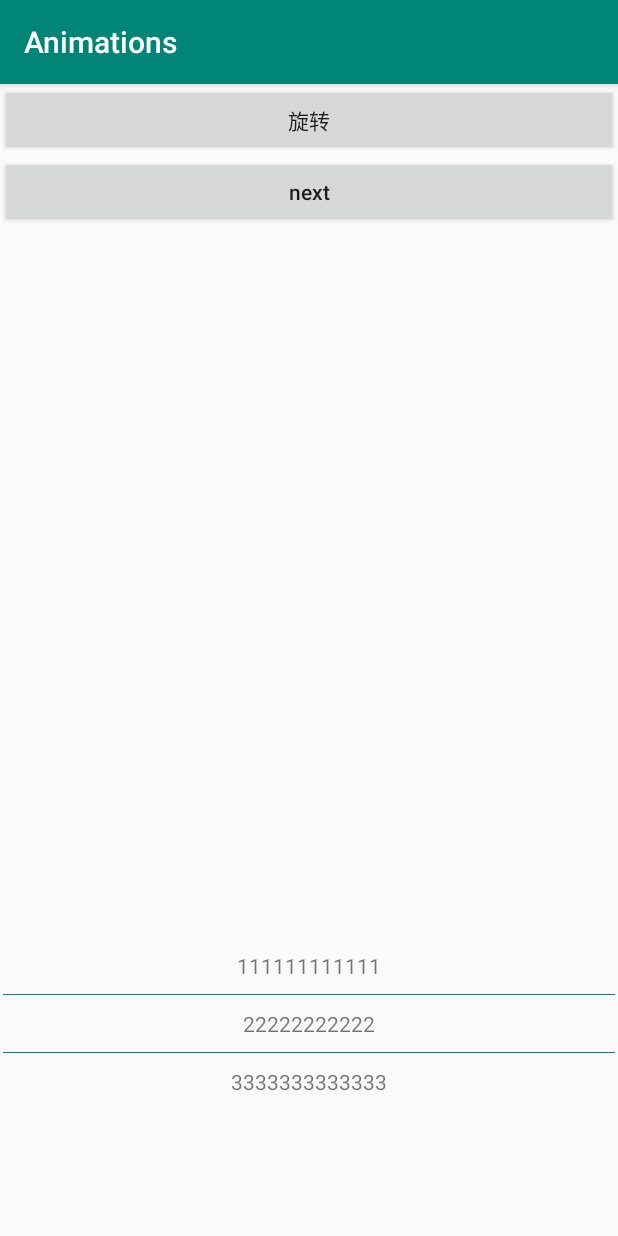
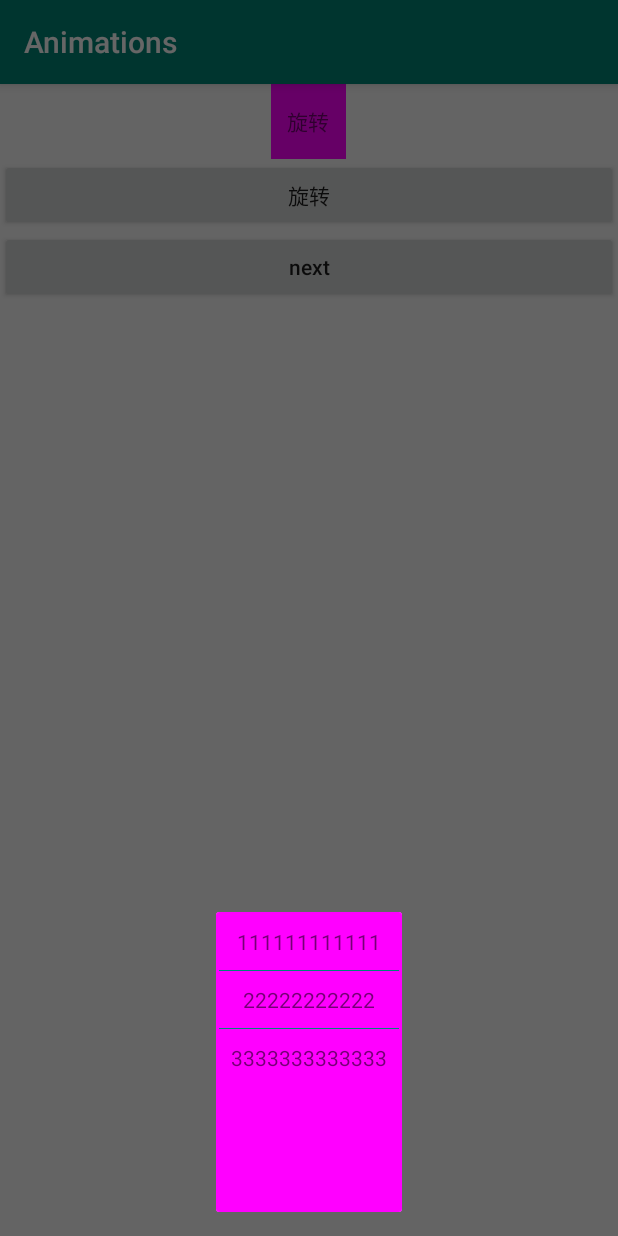
Before and after one commit to zhougan870822/animations, an Android app: the screen it shows after launch (MainActivity), after a tap on "旋转", on a phone screen of 412 x 824 dp. Run offline under Robolectric (Android 15) with nearby library versions, the phone set to English and light mode, and no system bars.

Commit message:
添加一些动画2

```diff
--- a/animations/src/main/res/anim/anim_circle.xml
+++ b/animations/src/main/res/anim/anim_rotate_circle.xml
@@ -2,7 +2,7 @@
 <set xmlns:android="http://schemas.android.com/apk/res/android"
     android:shareInterpolator="false"
     >
-
+    <!--旋转-->
     <rotate
         android:duration="1200"
         android:fromDegrees="0"
--- a/app/src/main/java/com/zhoug/animations/module/MainActivity.java
+++ b/app/src/main/java/com/zhoug/animations/module/MainActivity.java
@@ -1,37 +1,61 @@
 package com.zhoug.animations.module;
 
+import android.app.Dialog;
 import android.content.Intent;
+import android.os.Build;
 import android.support.v7.app.AppCompatActivity;
 import android.os.Bundle;
+import android.view.Gravity;
 import android.view.View;
+import android.view.WindowManager;
+import android.view.animation.Animation;
+import android.view.animation.AnimationUtils;
 
 public class MainActivity extends AppCompatActivity {
     private View bottomView;
+    private View tv;
 
     @Override
     protected void onCreate(Bundle savedInstanceState) {
         super.onCreate(savedInstanceState);
         setContentView(R.layout.activity_main);
-        bottomView=findViewById(R.id.ll_bottom);
+        bottomView = findViewById(R.id.ll_bottom);
+        tv = findViewById(R.id.tv);
 
         addListener();
+
+        Animation animation = AnimationUtils.loadAnimation(this, R.anim.anim_rotate_circle);
+        animation.setDuration(3000);
+
+        tv.startAnimation(animation);
     }
 
-    private void addListener(){
+    private void addListener() {
 
-        findViewById(R.id.btn1).setOnClickListener(v->{
-            if(bottomView.getVisibility()==View.GONE){
-                bottomView.setVisibility(View.VISIBLE);
-            }else{
-                bottomView.setVisibility(View.GONE);
-            }
+        findViewById(R.id.btn1).setOnClickListener(v -> {
+            Dialog dialog = new Dialog(this);
+            WindowManager.LayoutParams attributes = dialog.getWindow().getAttributes();
+            attributes.gravity = Gravity.BOTTOM;
+            dialog.getWindow().setAttributes(attributes);
+            dialog.setContentView(R.layout.dialog_view);
+            dialog.getWindow().setWindowAnimations(R.style.anim_show_from_bottom);
+            dialog.show();
 
         });
 
-        findViewById(R.id.btn2).setOnClickListener(v->{
-            Intent intent=new Intent(this,NextActivity.class);
+        findViewById(R.id.btn2).setOnClickListener(v -> {
+            Intent intent = new Intent(this, NextActivity.class);
+            Bundle translateBundle = new Bundle();
 
-            startActivity(intent);
+            if (Build.VERSION.SDK_INT >= Build.VERSION_CODES.JELLY_BEAN) {
+                startActivity(intent,translateBundle );
+            }else{
+                startActivity(intent);
+            }
+            //需要在startAtivity方法或者是finish方法调用之后执行
+            //参数1:启动的activity显示动画
+            //参数2:本activity退出动画,
+            overridePendingTransition(R.anim.anim_popu_in_top,R.anim.anim_popu_out );
 
         });
 
--- a/app/src/main/res/layout/activity_main.xml
+++ b/app/src/main/res/layout/activity_main.xml
@@ -6,6 +6,19 @@
     android:layout_height="match_parent"
     android:orientation="vertical"
     tools:context=".MainActivity">
+   <LinearLayout
+       android:layout_width="match_parent"
+       android:layout_height="wrap_content"
+       android:orientation="vertical">
+        <TextView
+            android:id="@+id/tv"
+            android:layout_width="50dp"
+            android:layout_height="50dp"
+            android:text="旋转"
+            android:layout_gravity="center_horizontal"
+            android:gravity="center"
+            android:background="#ff00ff"
+            />
 
        <Button
            android:id="@+id/btn1"
@@ -13,6 +26,8 @@
            android:layout_height="wrap_content"
            android:text="旋转"
            />
+
+
 
        <Button
            android:id="@+id/btn2"
@@ -22,6 +37,7 @@
            android:layout_below="@id/btn1"
            android:textAllCaps="false"
            />
+   </LinearLayout>
 
     <LinearLayout
         android:id="@+id/ll_bottom"
@@ -33,6 +49,8 @@
         android:dividerPadding="2dp"
         android:showDividers="middle"
         android:visibility="gone"
+        tools:visibility="visible"
+        android:background="#ff00ff"
         >
         <TextView
             android:layout_width="match_parent"
--- a/app/src/main/res/layout/activity_next.xml
+++ b/app/src/main/res/layout/activity_next.xml
@@ -5,6 +5,8 @@
     android:layout_width="match_parent"
     android:layout_height="match_parent"
     android:orientation="vertical"
-    tools:context=".NextActivity">
+    tools:context=".NextActivity"
+    android:background="#ff00ff"
+    >
 
 </LinearLayout>
--- /dev/null
+++ b/app/src/main/res/layout/dialog_view.xml
@@ -0,0 +1,40 @@
+<?xml version="1.0" encoding="utf-8"?>
+<FrameLayout xmlns:android="http://schemas.android.com/apk/res/android"
+    android:layout_width="match_parent"
+    xmlns:tools="http://schemas.android.com/tools"
+    android:layout_height="200dp"
+    >
+    <LinearLayout
+        android:id="@+id/ll_bottom"
+        android:layout_width="match_parent"
+        android:layout_height="match_parent"
+        android:orientation="vertical"
+        android:layout_alignParentBottom="true"
+        android:divider="@color/colorPrimary"
+        android:dividerPadding="2dp"
+        android:showDividers="middle"
+        android:background="#ff00ff"
+        >
+        <TextView
+            android:layout_width="match_parent"
+            android:layout_height="wrap_content"
+            android:text="111111111111"
+            android:gravity="center"
+            android:padding="10dp"
+            />
+        <TextView
+            android:layout_width="match_parent"
+            android:layout_height="wrap_content"
+            android:text="22222222222"
+            android:gravity="center"
+            android:padding="10dp"
+            />
+        <TextView
+            android:layout_width="match_parent"
+            android:layout_height="wrap_content"
+            android:text="3333333333333"
+            android:gravity="center"
+            android:padding="10dp"
+            />
+    </LinearLayout>
+</FrameLayout>
```
Also changed, not shown: animations/src/main/res/values/style.xml (added, +34 -0 lines). Lines whose indentation alone changed are shown as unchanged.
